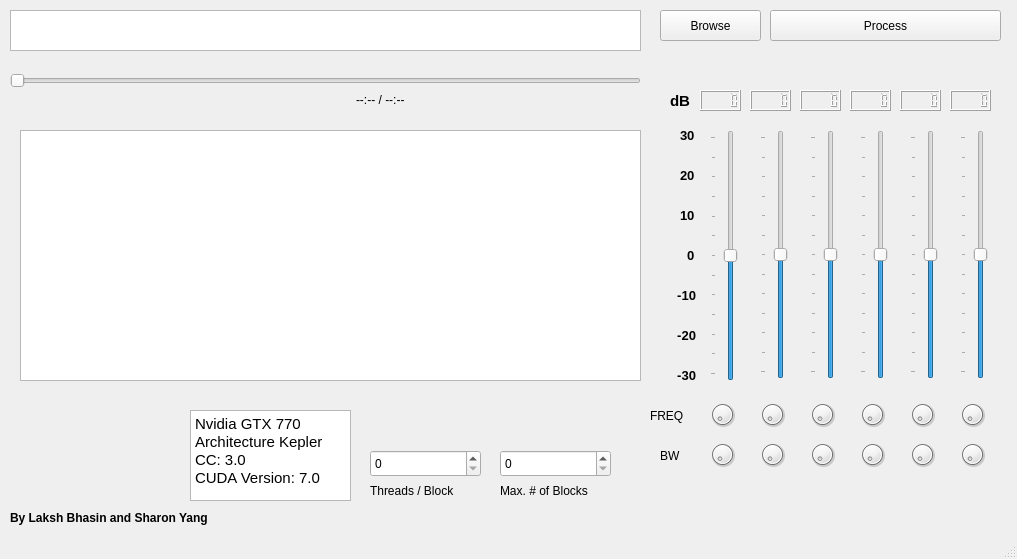
Before: the Qt Designer form ui/mainapp.ui in lakshbhasin/gpu_parametric_eq, drawn with Qt 5.
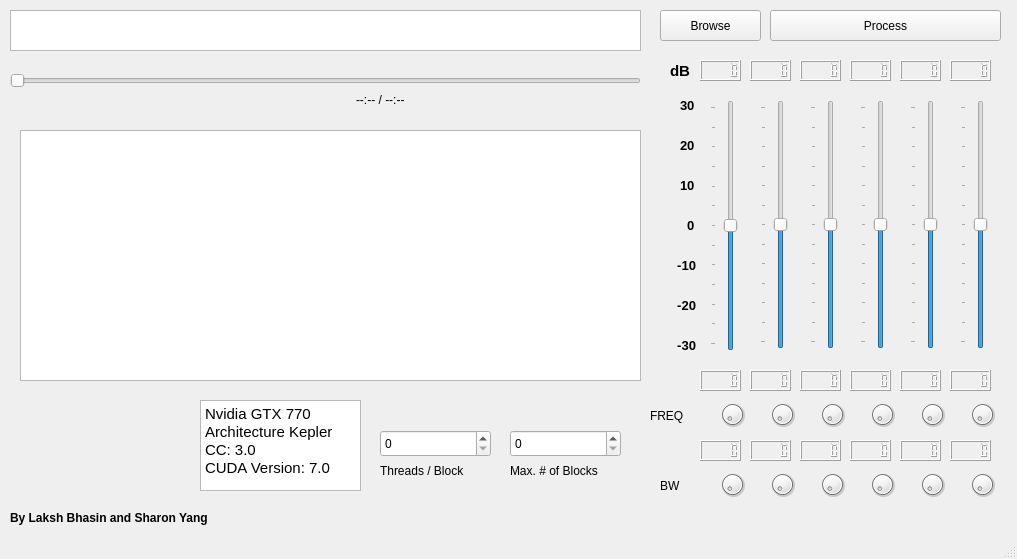
After: the same form once the commit is applied.

Commit message:
Knob frontend setup.
The backend connection has not been completed. But
QDial has been modified so that twisting the knobs
only increases or decreases values, as desired.

Diff of the .ui file:
```diff
--- a/ui/mainapp.ui
+++ b/ui/mainapp.ui
@@ -96,7 +96,7 @@
     <property name="geometry">
      <rect>
       <x>660</x>
-      <y>440</y>
+      <y>470</y>
       <width>31</width>
       <height>31</height>
      </rect>
@@ -118,8 +118,8 @@
    <widget class="QTextBrowser" name="textBrowser">
     <property name="geometry">
      <rect>
-      <x>190</x>
-      <y>410</y>
+      <x>200</x>
+      <y>400</y>
       <width>161</width>
       <height>91</height>
      </rect>
@@ -138,8 +138,8 @@
    <widget class="QLabel" name="label_4">
     <property name="geometry">
      <rect>
-      <x>370</x>
-      <y>480</y>
+      <x>380</x>
+      <y>460</y>
       <width>111</width>
       <height>21</height>
      </rect>
@@ -151,8 +151,8 @@
    <widget class="QLabel" name="label_5">
     <property name="geometry">
      <rect>
-      <x>500</x>
-      <y>480</y>
+      <x>510</x>
+      <y>460</y>
       <width>121</width>
       <height>21</height>
      </rect>
@@ -177,8 +177,8 @@
    <widget class="QSpinBox" name="threadsBlockBox">
     <property name="geometry">
      <rect>
-      <x>370</x>
-      <y>450</y>
+      <x>380</x>
+      <y>430</y>
       <width>111</width>
       <height>27</height>
      </rect>
@@ -187,20 +187,20 @@
    <widget class="QSpinBox" name="blockNum">
     <property name="geometry">
      <rect>
-      <x>500</x>
-      <y>450</y>
+      <x>510</x>
+      <y>430</y>
       <width>111</width>
       <height>27</height>
      </rect>
     </property>
    </widget>
-   <widget class="QDial" name="dial_4">
+   <widget class="QDial" name="dial">
     <property name="enabled">
      <bool>true</bool>
     </property>
     <property name="geometry">
      <rect>
-      <x>850</x>
+      <x>710</x>
       <y>400</y>
       <width>45</width>
       <height>29</height>
@@ -212,18 +212,11 @@
       <verstretch>0</verstretch>
      </sizepolicy>
     </property>
-   </widget>
-   <widget class="QDial" name="dial_5">
-    <property name="enabled">
-     <bool>true</bool>
+    <property name="minimum">
+     <number>10</number>
     </property>
-    <property name="geometry">
-     <rect>
-      <x>900</x>
-      <y>400</y>
-      <width>45</width>
-      <height>29</height>
-     </rect>
+    <property name="maximum">
+     <number>22000</number>
     </property>
     <property name="sizePolicy">
      <sizepolicy hsizetype="Fixed" vsizetype="Fixed">
@@ -231,81 +224,8 @@
       <verstretch>0</verstretch>
      </sizepolicy>
     </property>
-   </widget>
-   <widget class="QDial" name="dial_1">
-    <property name="enabled">
-     <bool>true</bool>
-    </property>
-    <property name="geometry">
-     <rect>
-      <x>700</x>
-      <y>400</y>
-      <width>45</width>
-      <height>29</height>
-     </rect>
-    </property>
-    <property name="sizePolicy">
-     <sizepolicy hsizetype="Fixed" vsizetype="Fixed">
-      <horstretch>0</horstretch>
-      <verstretch>0</verstretch>
-     </sizepolicy>
-    </property>
-   </widget>
-   <widget class="QDial" name="dial_3">
-    <property name="enabled">
-     <bool>true</bool>
-    </property>
-    <property name="geometry">
-     <rect>
-      <x>800</x>
-      <y>400</y>
-      <width>45</width>
-      <height>29</height>
-     </rect>
-    </property>
-    <property name="sizePolicy">
-     <sizepolicy hsizetype="Fixed" vsizetype="Fixed">
-      <horstretch>0</horstretch>
-      <verstretch>0</verstretch>
-     </sizepolicy>
-    </property>
-   </widget>
-   <widget class="QDial" name="dial_2">
-    <property name="enabled">
-     <bool>true</bool>
-    </property>
-    <property name="geometry">
-     <rect>
-      <x>750</x>
-      <y>400</y>
-      <width>45</width>
-      <height>29</height>
-     </rect>
-    </property>
-    <property name="sizePolicy">
-     <sizepolicy hsizetype="Fixed" vsizetype="Fixed">
-      <horstretch>0</horstretch>
-      <verstretch>0</verstretch>
-     </sizepolicy>
-    </property>
-   </widget>
-   <widget class="QDial" name="dial_6">
-    <property name="enabled">
-     <bool>true</bool>
-    </property>
-    <property name="geometry">
-     <rect>
-      <x>950</x>
-      <y>400</y>
-      <width>45</width>
-      <height>29</height>
-     </rect>
-    </property>
-    <property name="sizePolicy">
-     <sizepolicy hsizetype="Fixed" vsizetype="Fixed">
-      <horstretch>0</horstretch>
-      <verstretch>0</verstretch>
-     </sizepolicy>
+    <property name="value">
+     <number>200</number>
     </property>
    </widget>
    <widget class="QDial" name="dial_7">
@@ -314,8 +234,8 @@
     </property>
     <property name="geometry">
      <rect>
-      <x>700</x>
-      <y>440</y>
+      <x>710</x>
+      <y>470</y>
       <width>45</width>
       <height>29</height>
      </rect>
@@ -326,18 +246,11 @@
       <verstretch>0</verstretch>
      </sizepolicy>
     </property>
-   </widget>
-   <widget class="QDial" name="dial_12">
-    <property name="enabled">
-     <bool>true</bool>
+    <property name="minimum">
+     <number>10</number>
     </property>
-    <property name="geometry">
-     <rect>
-      <x>950</x>
-      <y>440</y>
-      <width>45</width>
-      <height>29</height>
-     </rect>
+    <property name="maximum">
+     <number>22000</number>
     </property>
     <property name="sizePolicy">
      <sizepolicy hsizetype="Fixed" vsizetype="Fixed">
@@ -345,81 +258,8 @@
       <verstretch>0</verstretch>
      </sizepolicy>
     </property>
-   </widget>
-   <widget class="QDial" name="dial_11">
-    <property name="enabled">
-     <bool>true</bool>
-    </property>
-    <property name="geometry">
-     <rect>
-      <x>900</x>
-      <y>440</y>
-      <width>45</width>
-      <height>29</height>
-     </rect>
-    </property>
-    <property name="sizePolicy">
-     <sizepolicy hsizetype="Fixed" vsizetype="Fixed">
-      <horstretch>0</horstretch>
-      <verstretch>0</verstretch>
-     </sizepolicy>
-    </property>
-   </widget>
-   <widget class="QDial" name="dial_9">
-    <property name="enabled">
-     <bool>true</bool>
-    </property>
-    <property name="geometry">
-     <rect>
-      <x>800</x>
-      <y>440</y>
-      <width>45</width>
-      <height>29</height>
-     </rect>
-    </property>
-    <property name="sizePolicy">
-     <sizepolicy hsizetype="Fixed" vsizetype="Fixed">
-      <horstretch>0</horstretch>
-      <verstretch>0</verstretch>
-     </sizepolicy>
-    </property>
-   </widget>
-   <widget class="QDial" name="dial_8">
-    <property name="enabled">
-     <bool>true</bool>
-    </property>
-    <property name="geometry">
-     <rect>
-      <x>750</x>
-      <y>440</y>
-      <width>45</width>
-      <height>29</height>
-     </rect>
-    </property>
-    <property name="sizePolicy">
-     <sizepolicy hsizetype="Fixed" vsizetype="Fixed">
-      <horstretch>0</horstretch>
-      <verstretch>0</verstretch>
-     </sizepolicy>
-    </property>
-   </widget>
-   <widget class="QDial" name="dial_10">
-    <property name="enabled">
-     <bool>true</bool>
-    </property>
-    <property name="geometry">
-     <rect>
-      <x>850</x>
-      <y>440</y>
-      <width>45</width>
-      <height>29</height>
-     </rect>
-    </property>
-    <property name="sizePolicy">
-     <sizepolicy hsizetype="Fixed" vsizetype="Fixed">
-      <horstretch>0</horstretch>
-      <verstretch>0</verstretch>
-     </sizepolicy>
+    <property name="value">
+     <number>200</number>
     </property>
    </widget>
    <widget class="QLabel" name="label_6">
@@ -446,7 +286,7 @@
     <property name="geometry">
      <rect>
       <x>710</x>
-      <y>130</y>
+      <y>100</y>
       <width>34</width>
       <height>251</height>
      </rect>
@@ -483,7 +323,7 @@
     <property name="geometry">
      <rect>
       <x>760</x>
-      <y>130</y>
+      <y>100</y>
       <width>34</width>
       <height>249</height>
      </rect>
@@ -520,7 +360,7 @@
     <property name="geometry">
      <rect>
       <x>910</x>
-      <y>130</y>
+      <y>100</y>
       <width>34</width>
       <height>249</height>
      </rect>
@@ -557,7 +397,7 @@
     <property name="geometry">
      <rect>
       <x>860</x>
-      <y>130</y>
+      <y>100</y>
       <width>34</width>
       <height>249</height>
      </rect>
@@ -594,7 +434,7 @@
     <property name="geometry">
      <rect>
       <x>960</x>
-      <y>130</y>
+      <y>100</y>
       <width>34</width>
       <height>249</height>
      </rect>
@@ -631,7 +471,7 @@
     <property name="geometry">
      <rect>
       <x>810</x>
-      <y>130</y>
+      <y>100</y>
       <width>34</width>
       <height>249</height>
      </rect>
@@ -668,7 +508,7 @@
     <property name="geometry">
      <rect>
       <x>680</x>
-      <y>240</y>
+      <y>210</y>
       <width>40</width>
       <height>31</height>
      </rect>
@@ -688,7 +528,7 @@
     <property name="geometry">
      <rect>
       <x>680</x>
-      <y>200</y>
+      <y>170</y>
       <width>40</width>
       <height>30</height>
      </rect>
@@ -708,7 +548,7 @@
     <property name="geometry">
      <rect>
       <x>680</x>
-      <y>160</y>
+      <y>130</y>
       <width>40</width>
       <height>30</height>
      </rect>
@@ -728,7 +568,7 @@
     <property name="geometry">
      <rect>
       <x>680</x>
-      <y>120</y>
+      <y>90</y>
       <width>40</width>
       <height>30</height>
      </rect>
@@ -748,7 +588,7 @@
     <property name="geometry">
      <rect>
       <x>670</x>
-      <y>280</y>
+      <y>250</y>
       <width>40</width>
       <height>30</height>
      </rect>
@@ -768,7 +608,7 @@
     <property name="geometry">
      <rect>
       <x>670</x>
-      <y>320</y>
+      <y>290</y>
       <width>40</width>
       <height>30</height>
      </rect>
@@ -788,7 +628,7 @@
     <property name="geometry">
      <rect>
       <x>670</x>
-      <y>360</y>
+      <y>330</y>
       <width>40</width>
       <height>30</height>
      </rect>
@@ -808,7 +648,7 @@
     <property name="geometry">
      <rect>
       <x>670</x>
-      <y>90</y>
+      <y>60</y>
       <width>21</width>
       <height>21</height>
      </rect>
@@ -828,7 +668,7 @@
     <property name="geometry">
      <rect>
       <x>700</x>
-      <y>90</y>
+      <y>60</y>
       <width>41</width>
       <height>21</height>
      </rect>
@@ -838,7 +678,7 @@
     <property name="geometry">
      <rect>
       <x>750</x>
-      <y>90</y>
+      <y>60</y>
       <width>41</width>
       <height>21</height>
      </rect>
@@ -848,7 +688,7 @@
     <property name="geometry">
      <rect>
       <x>800</x>
-      <y>90</y>
+      <y>60</y>
       <width>41</width>
       <height>21</height>
      </rect>
@@ -858,7 +698,7 @@
     <property name="geometry">
      <rect>
       <x>850</x>
-      <y>90</y>
+      <y>60</y>
       <width>41</width>
       <height>21</height>
      </rect>
@@ -868,7 +708,7 @@
     <property name="geometry">
      <rect>
       <x>900</x>
-      <y>90</y>
+      <y>60</y>
       <width>41</width>
       <height>21</height>
      </rect>
@@ -878,12 +718,442 @@
     <property name="geometry">
      <rect>
       <x>950</x>
-      <y>90</y>
+      <y>60</y>
       <width>41</width>
       <height>21</height>
      </rect>
     </property>
    </widget>
+   <widget class="QLCDNumber" name="lcdNumber_7">
+    <property name="geometry">
+     <rect>
+      <x>700</x>
+      <y>370</y>
+      <width>41</width>
+      <height>21</height>
+     </rect>
+    </property>
+   </widget>
+   <widget class="QLCDNumber" name="lcdNumber_8">
+    <property name="geometry">
+     <rect>
+      <x>750</x>
+      <y>370</y>
+      <width>41</width>
+      <height>21</height>
+     </rect>
+    </property>
+   </widget>
+   <widget class="QLCDNumber" name="lcdNumber_9">
+    <property name="geometry">
+     <rect>
+      <x>800</x>
+      <y>370</y>
+      <width>41</width>
+      <height>21</height>
+     </rect>
+    </property>
+   </widget>
+   <widget class="QLCDNumber" name="lcdNumber_10">
+    <property name="geometry">
+     <rect>
+      <x>850</x>
+      <y>370</y>
+      <width>41</width>
+      <height>21</height>
+     </rect>
+    </property>
+   </widget>
+   <widget class="QLCDNumber" name="lcdNumber_11">
+    <property name="geometry">
+     <rect>
+      <x>900</x>
+      <y>370</y>
+      <width>41</width>
+      <height>21</height>
+     </rect>
+    </property>
+   </widget>
+   <widget class="QLCDNumber" name="lcdNumber_12">
+    <property name="geometry">
+     <rect>
+      <x>950</x>
+      <y>370</y>
+      <width>41</width>
+      <height>21</height>
+     </rect>
+    </property>
+   </widget>
+   <widget class="QLCDNumber" name="lcdNumber_13">
+    <property name="geometry">
+     <rect>
+      <x>700</x>
+      <y>440</y>
+      <width>41</width>
+      <height>21</height>
+     </rect>
+    </property>
+   </widget>
+   <widget class="QLCDNumber" name="lcdNumber_14">
+    <property name="geometry">
+     <rect>
+      <x>750</x>
+      <y>440</y>
+      <width>41</width>
+      <height>21</height>
+     </rect>
+    </property>
+   </widget>
+   <widget class="QLCDNumber" name="lcdNumber_15">
+    <property name="geometry">
+     <rect>
+      <x>800</x>
+      <y>440</y>
+      <width>41</width>
+      <height>21</height>
+     </rect>
+    </property>
+   </widget>
+   <widget class="QLCDNumber" name="lcdNumber_16">
+    <property name="geometry">
+     <rect>
+      <x>850</x>
+      <y>440</y>
+      <width>41</width>
+      <height>21</height>
+     </rect>
+    </property>
+   </widget>
+   <widget class="QLCDNumber" name="lcdNumber_17">
+    <property name="geometry">
+     <rect>
+      <x>900</x>
+      <y>440</y>
+      <width>41</width>
+      <height>21</height>
+     </rect>
+    </property>
+   </widget>
+   <widget class="QLCDNumber" name="lcdNumber_18">
+    <property name="geometry">
+     <rect>
+      <x>950</x>
+      <y>440</y>
+      <width>41</width>
+      <height>21</height>
+     </rect>
+    </property>
+   </widget>
+   <widget class="QDial" name="dial_2">
+    <property name="enabled">
+     <bool>true</bool>
+    </property>
+    <property name="geometry">
+     <rect>
+      <x>760</x>
+      <y>400</y>
+      <width>45</width>
+      <height>29</height>
+     </rect>
+    </property>
+    <property name="sizePolicy">
+     <sizepolicy hsizetype="Fixed" vsizetype="Fixed">
+      <horstretch>0</horstretch>
+      <verstretch>0</verstretch>
+     </sizepolicy>
+    </property>
+    <property name="minimum">
+     <number>10</number>
+    </property>
+    <property name="maximum">
+     <number>22000</number>
+    </property>
+    <property name="singleStep">
+     <number>10</number>
+    </property>
+    <property name="value">
+     <number>200</number>
+    </property>
+   </widget>
+   <widget class="QDial" name="dial_3">
+    <property name="enabled">
+     <bool>true</bool>
+    </property>
+    <property name="geometry">
+     <rect>
+      <x>810</x>
+      <y>400</y>
+      <width>45</width>
+      <height>29</height>
+     </rect>
+    </property>
+    <property name="sizePolicy">
+     <sizepolicy hsizetype="Fixed" vsizetype="Fixed">
+      <horstretch>0</horstretch>
+      <verstretch>0</verstretch>
+     </sizepolicy>
+    </property>
+    <property name="minimum">
+     <number>10</number>
+    </property>
+    <property name="maximum">
+     <number>22000</number>
+    </property>
+    <property name="singleStep">
+     <number>10</number>
+    </property>
+    <property name="value">
+     <number>200</number>
+    </property>
+   </widget>
+   <widget class="QDial" name="dial_4">
+    <property name="enabled">
+     <bool>true</bool>
+    </property>
+    <property name="geometry">
+     <rect>
+      <x>860</x>
+      <y>400</y>
+      <width>45</width>
+      <height>29</height>
+     </rect>
+    </property>
+    <property name="sizePolicy">
+     <sizepolicy hsizetype="Fixed" vsizetype="Fixed">
+      <horstretch>0</horstretch>
+      <verstretch>0</verstretch>
+     </sizepolicy>
+    </property>
+    <property name="minimum">
+     <number>10</number>
+    </property>
+    <property name="maximum">
+     <number>22000</number>
+    </property>
+    <property name="singleStep">
+     <number>10</number>
+    </property>
+    <property name="value">
+     <number>200</number>
+    </property>
+   </widget>
+   <widget class="QDial" name="dial_5">
+    <property name="enabled">
+     <bool>true</bool>
+    </property>
+    <property name="geometry">
+     <rect>
+      <x>910</x>
+      <y>400</y>
+      <width>45</width>
+      <height>29</height>
+     </rect>
+    </property>
+    <property name="sizePolicy">
+     <sizepolicy hsizetype="Fixed" vsizetype="Fixed">
+      <horstretch>0</horstretch>
+      <verstretch>0</verstretch>
+     </sizepolicy>
+    </property>
+    <property name="minimum">
+     <number>10</number>
+    </property>
+    <property name="maximum">
+     <number>22000</number>
+    </property>
+    <property name="singleStep">
+     <number>10</number>
+    </property>
+    <property name="value">
+     <number>200</number>
+    </property>
+   </widget>
+   <widget class="QDial" name="dial_6">
+    <property name="enabled">
+     <bool>true</bool>
+    </property>
+    <property name="geometry">
+     <rect>
+      <x>960</x>
+      <y>400</y>
+      <width>45</width>
+      <height>29</height>
+     </rect>
+    </property>
+    <property name="sizePolicy">
+     <sizepolicy hsizetype="Fixed" vsizetype="Fixed">
+      <horstretch>0</horstretch>
+      <verstretch>0</verstretch>
+     </sizepolicy>
+    </property>
+    <property name="minimum">
+     <number>10</number>
+    </property>
+    <property name="maximum">
+     <number>22000</number>
+    </property>
+    <property name="singleStep">
+     <number>10</number>
+    </property>
+    <property name="value">
+     <number>200</number>
+    </property>
+   </widget>
+   <widget class="QDial" name="dial_8">
+    <property name="enabled">
+     <bool>true</bool>
+    </property>
+    <property name="geometry">
+     <rect>
+      <x>760</x>
+      <y>470</y>
+      <width>45</width>
+      <height>29</height>
+     </rect>
+    </property>
+    <property name="sizePolicy">
+     <sizepolicy hsizetype="Fixed" vsizetype="Fixed">
+      <horstretch>0</horstretch>
+      <verstretch>0</verstretch>
+     </sizepolicy>
+    </property>
+    <property name="minimum">
+     <number>10</number>
+    </property>
+    <property name="maximum">
+     <number>22000</number>
+    </property>
+    <property name="singleStep">
+     <number>10</number>
+    </property>
+    <property name="value">
+     <number>200</number>
+    </property>
+   </widget>
+   <widget class="QDial" name="dial_9">
+    <property name="enabled">
+     <bool>true</bool>
+    </property>
+    <property name="geometry">
+     <rect>
+      <x>810</x>
+      <y>470</y>
+      <width>45</width>
+      <height>29</height>
+     </rect>
+    </property>
+    <property name="sizePolicy">
+     <sizepolicy hsizetype="Fixed" vsizetype="Fixed">
+      <horstretch>0</horstretch>
+      <verstretch>0</verstretch>
+     </sizepolicy>
+    </property>
+    <property name="minimum">
+     <number>10</number>
+    </property>
+    <property name="maximum">
+     <number>22000</number>
+    </property>
+    <property name="singleStep">
+     <number>10</number>
+    </property>
+    <property name="value">
+     <number>200</number>
+    </property>
+   </widget>
+   <widget class="QDial" name="dial_10">
+    <property name="enabled">
+     <bool>true</bool>
+    </property>
+    <property name="geometry">
+     <rect>
+      <x>860</x>
+      <y>470</y>
+      <width>45</width>
+      <height>29</height>
+     </rect>
+    </property>
+    <property name="sizePolicy">
+     <sizepolicy hsizetype="Fixed" vsizetype="Fixed">
+      <horstretch>0</horstretch>
+      <verstretch>0</verstretch>
+     </sizepolicy>
+    </property>
+    <property name="minimum">
+     <number>10</number>
+    </property>
+    <property name="maximum">
+     <number>22000</number>
+    </property>
+    <property name="singleStep">
+     <number>10</number>
+    </property>
+    <property name="value">
+     <number>200</number>
+    </property>
+   </widget>
+   <widget class="QDial" name="dial_11">
+    <property name="enabled">
+     <bool>true</bool>
+    </property>
+    <property name="geometry">
+     <rect>
+      <x>910</x>
+      <y>470</y>
+      <width>45</width>
+      <height>29</height>
+     </rect>
+    </property>
+    <property name="sizePolicy">
+     <sizepolicy hsizetype="Fixed" vsizetype="Fixed">
+      <horstretch>0</horstretch>
+      <verstretch>0</verstretch>
+     </sizepolicy>
+    </property>
+    <property name="minimum">
+     <number>10</number>
+    </property>
+    <property name="maximum">
+     <number>22000</number>
+    </property>
+    <property name="singleStep">
+     <number>10</number>
+    </property>
+    <property name="value">
+     <number>200</number>
+    </property>
+   </widget>
+   <widget class="QDial" name="dial_12">
+    <property name="enabled">
+     <bool>true</bool>
+    </property>
+    <property name="geometry">
+     <rect>
+      <x>960</x>
+      <y>470</y>
+      <width>45</width>
+      <height>29</height>
+     </rect>
+    </property>
+    <property name="sizePolicy">
+     <sizepolicy hsizetype="Fixed" vsizetype="Fixed">
+      <horstretch>0</horstretch>
+      <verstretch>0</verstretch>
+     </sizepolicy>
+    </property>
+    <property name="minimum">
+     <number>10</number>
+    </property>
+    <property name="maximum">
+     <number>22000</number>
+    </property>
+    <property name="singleStep">
+     <number>10</number>
+    </property>
+    <property name="value">
+     <number>200</number>
+    </property>
+   </widget>
    <zorder>fileSelectButton</zorder>
    <zorder>textEdit</zorder>
    <zorder>processButton</zorder>
```
Left out of the diff: 48 changed lines with no effect on the pictures. The commit also changes 2 other files.
